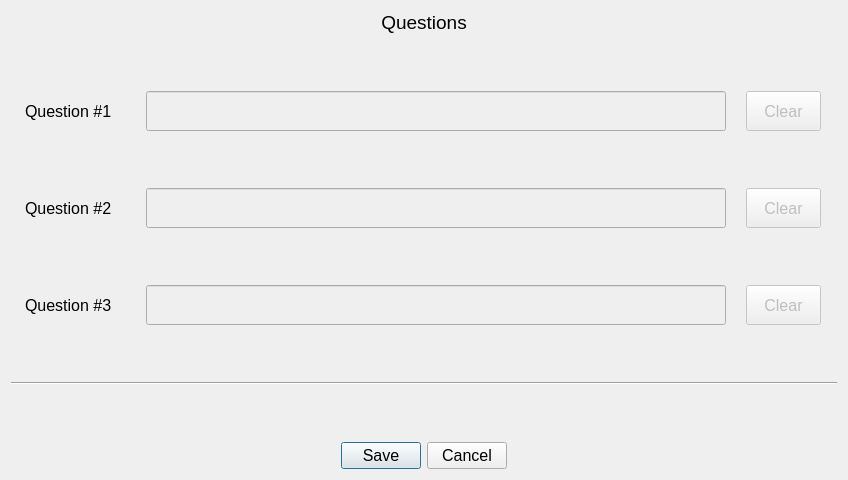
The window that Key/dlgeditquestions.ui (BuzzSiler/keycodebox-key) describes before a commit, drawn with Qt 5.
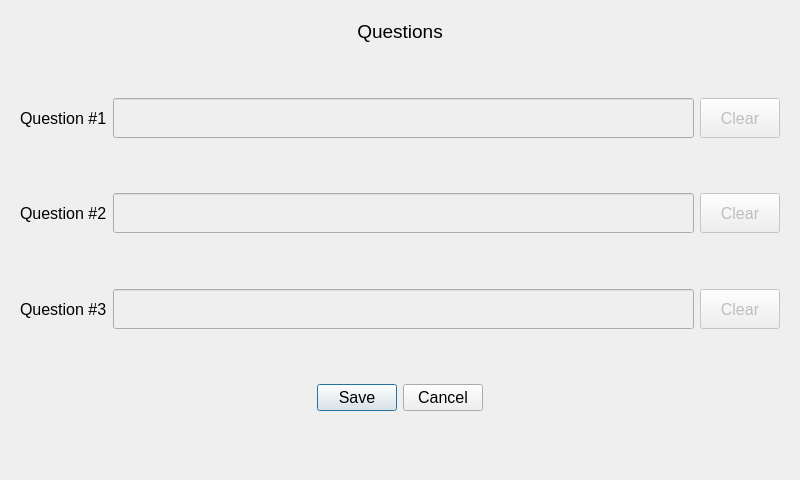
The same window after the commit. Custom widgets are drawn as their Qt base class.

```diff
--- a/Key/dlgeditquestions.ui
+++ b/Key/dlgeditquestions.ui
@@ -6,10 +6,22 @@
    <rect>
     <x>0</x>
     <y>0</y>
-    <width>848</width>
+    <width>800</width>
     <height>480</height>
    </rect>
   </property>
+  <property name="minimumSize">
+   <size>
+    <width>800</width>
+    <height>480</height>
+   </size>
+  </property>
+  <property name="maximumSize">
+   <size>
+    <width>800</width>
+    <height>480</height>
+   </size>
+  </property>
   <property name="windowTitle">
    <string>Edit Questions</string>
   </property>
@@ -20,18 +32,6 @@
       <bool>true</bool>
      </property>
      <layout class="QVBoxLayout" name="verticalLayout">
-      <property name="leftMargin">
-       <number>0</number>
-      </property>
-      <property name="topMargin">
-       <number>0</number>
-      </property>
-      <property name="rightMargin">
-       <number>0</number>
-      </property>
-      <property name="bottomMargin">
-       <number>0</number>
-      </property>
       <item>
        <layout class="QHBoxLayout" name="horizontalLayout_4">
         <item>
@@ -96,13 +96,13 @@
          <widget class="QLabel" name="lblQuestion1">
           <property name="minimumSize">
            <size>
-            <width>101</width>
+            <width>0</width>
             <height>40</height>
            </size>
           </property>
           <property name="maximumSize">
            <size>
-            <width>101</width>
+            <width>16777215</width>
             <height>40</height>
            </size>
           </property>
@@ -123,13 +123,13 @@
           </property>
           <property name="minimumSize">
            <size>
-            <width>580</width>
+            <width>0</width>
             <height>40</height>
            </size>
           </property>
           <property name="maximumSize">
            <size>
-            <width>580</width>
+            <width>16777215</width>
             <height>40</height>
            </size>
           </property>
@@ -153,13 +153,13 @@
           </property>
           <property name="minimumSize">
            <size>
-            <width>75</width>
+            <width>0</width>
             <height>40</height>
            </size>
           </property>
           <property name="maximumSize">
            <size>
-            <width>75</width>
+            <width>16777215</width>
             <height>40</height>
            </size>
           </property>
@@ -194,13 +194,13 @@
          <widget class="QLabel" name="lblQuestion2">
           <property name="minimumSize">
            <size>
-            <width>101</width>
+            <width>0</width>
             <height>40</height>
            </size>
           </property>
           <property name="maximumSize">
            <size>
-            <width>101</width>
+            <width>16777215</width>
             <height>40</height>
            </size>
           </property>
@@ -221,13 +221,13 @@
           </property>
           <property name="minimumSize">
            <size>
-            <width>580</width>
+            <width>0</width>
             <height>40</height>
            </size>
           </property>
           <property name="maximumSize">
            <size>
-            <width>580</width>
+            <width>16777215</width>
             <height>40</height>
            </size>
           </property>
@@ -251,13 +251,13 @@
           </property>
           <property name="minimumSize">
            <size>
-            <width>75</width>
+            <width>0</width>
             <height>40</height>
            </size>
           </property>
           <property name="maximumSize">
            <size>
-            <width>75</width>
+            <width>16777215</width>
             <height>40</height>
            </size>
           </property>
@@ -292,13 +292,13 @@
          <widget class="QLabel" name="lblQuestion3">
           <property name="minimumSize">
            <size>
-            <width>101</width>
+            <width>0</width>
             <height>40</height>
            </size>
           </property>
           <property name="maximumSize">
            <size>
-            <width>101</width>
+            <width>16777215</width>
             <height>40</height>
            </size>
           </property>
@@ -319,13 +319,13 @@
           </property>
           <property name="minimumSize">
            <size>
-            <width>580</width>
+            <width>0</width>
             <height>40</height>
            </size>
           </property>
           <property name="maximumSize">
            <size>
-            <width>580</width>
+            <width>16777215</width>
             <height>40</height>
            </size>
           </property>
@@ -352,13 +352,13 @@
           </property>
           <property name="minimumSize">
            <size>
-            <width>75</width>
+            <width>0</width>
             <height>40</height>
            </size>
           </property>
           <property name="maximumSize">
            <size>
-            <width>75</width>
+            <width>16777215</width>
             <height>40</height>
            </size>
           </property>
@@ -374,26 +374,6 @@
         </item>
        </layout>
       </item>
-      <item>
-       <spacer name="verticalSpacer_4">
-        <property name="orientation">
-         <enum>Qt::Vertical</enum>
-        </property>
-        <property name="sizeHint" stdset="0">
-         <size>
-          <width>20</width>
-          <height>41</height>
-         </size>
-        </property>
-       </spacer>
-      </item>
-      <item>
-       <widget class="Line" name="lnSeparator">
-        <property name="orientation">
-         <enum>Qt::Horizontal</enum>
-        </property>
-       </widget>
-      </item>
       <item>
        <spacer name="verticalSpacer_5">
         <property name="orientation">
@@ -424,6 +404,12 @@
         </item>
         <item>
          <widget class="QDialogButtonBox" name="buttonBoxQuestions">
+          <property name="minimumSize">
+           <size>
+            <width>0</width>
+            <height>0</height>
+           </size>
+          </property>
           <property name="font">
            <font>
             <pointsize>12</pointsize>
@@ -455,6 +441,19 @@
         </item>
        </layout>
       </item>
+      <item>
+       <spacer name="verticalSpacer_4">
+        <property name="orientation">
+         <enum>Qt::Vertical</enum>
+        </property>
+        <property name="sizeHint" stdset="0">
+         <size>
+          <width>20</width>
+          <height>41</height>
+         </size>
+        </property>
+       </spacer>
+      </item>
      </layout>
     </widget>
    </item>
```
